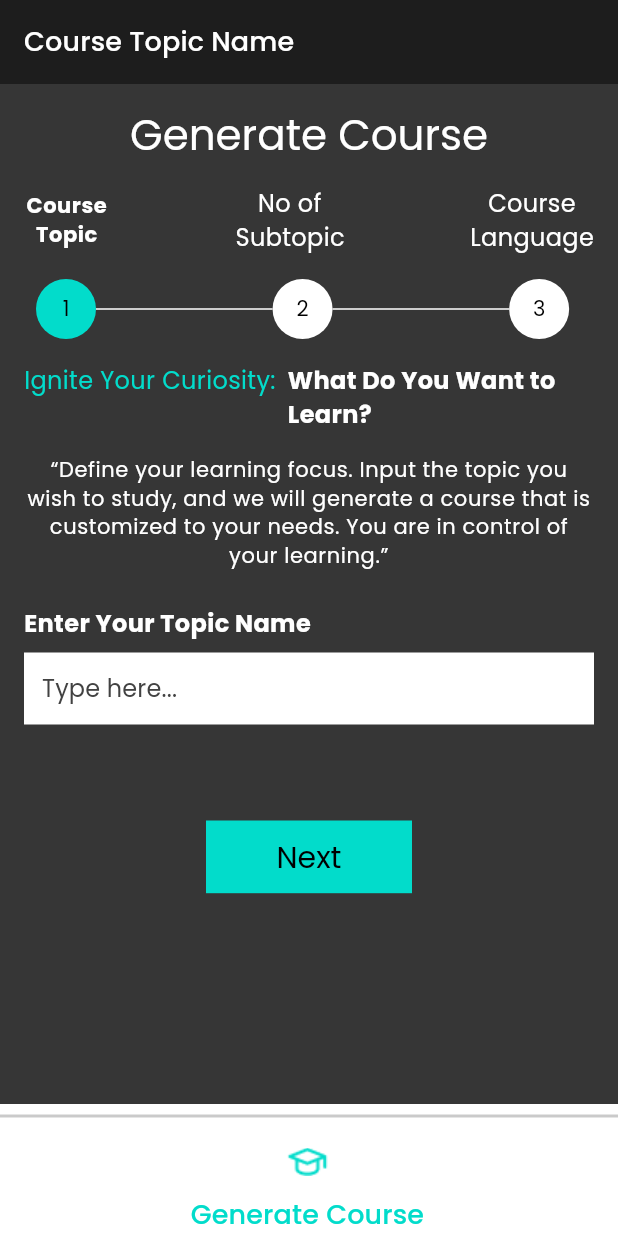
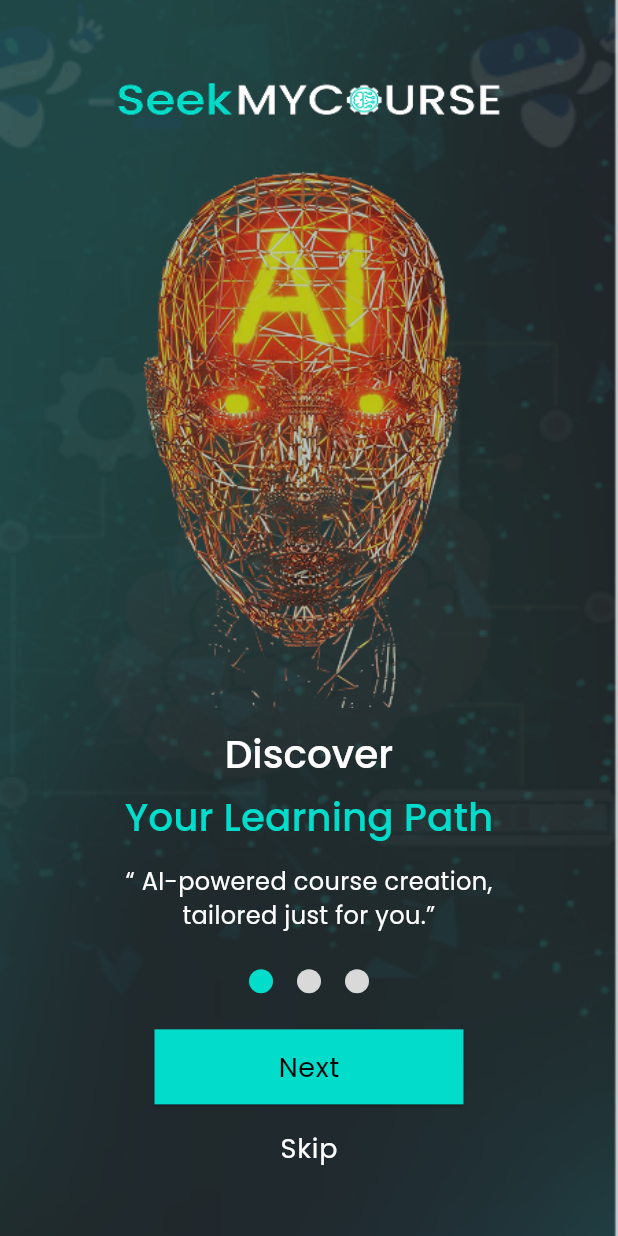
Before and after one commit to gopalkking/SeekMyCourse, a Flutter app: the screen it shows after launch, on a phone screen of 412 x 824 dp. Run offline on Flutter 3.47's test engine with Material 3 defaults, Android fonts, the phone set to English and light mode, and no system bars; drawn by our look-alikes of smooth_page_indicator; our stand-ins replace get, google_fonts.

Commit message:
i create splash and onboarding screen

```diff
--- a/lib/main.dart
+++ b/lib/main.dart
@@ -1,10 +1,18 @@
 import 'package:flutter/material.dart';
+import 'package:flutter/services.dart';
 import 'package:get/get.dart';
 import 'package:seek_my_course/src/View/Routes/routes_page.dart';
-import 'package:seek_my_course/src/View/Screens/navigator_screen.dart';
+import 'package:seek_my_course/src/View/Screens/Onboard/splash_screen.dart';
 import 'package:seek_my_course/src/View/Utilies/theme.dart';
 
 void main() {
+
+  SystemChrome.setPreferredOrientations([
+    DeviceOrientation.portraitDown,DeviceOrientation.portraitUp
+  ]);
+  SystemChrome.setSystemUIOverlayStyle(
+    const SystemUiOverlayStyle(statusBarColor:Colors.transparent)
+  );
   runApp(const MyApp());
 }
 
@@ -20,7 +28,7 @@ class MyApp extends StatelessWidget {
       theme:AppTheme.lightTheme,
       getPages: AppRoutes.appRoutes(),
       defaultTransition: Transition.leftToRightWithFade,
-      home: NavigatorScreen(index: 1),
+      home: SplashScreen(),
     );
   }
 }
--- a/lib/src/View/Routes/route_name.dart
+++ b/lib/src/View/Routes/route_name.dart
@@ -1,5 +1,9 @@
 class Appnames {
   static const String rooScreen = '/';
+  static const String splashScreen = '/splashScreen';
+  static const String onboardScreen = '/onboardScreen';
+  static const String loginScreen = '/loginScreen';
+  static const String registerScreen = '/registerScreen';
   static const String home = '/home';
   static const String generateCourseNoOfSubtopic = '/generateCourseNoOfSubtopic';
   static const String generateCourseChooseLanguage = '/generateCourseChooseLanguage';
--- a/lib/src/View/Routes/routes_page.dart
+++ b/lib/src/View/Routes/routes_page.dart
@@ -2,11 +2,27 @@ import 'package:get/get.dart';
 import 'package:seek_my_course/src/View/Routes/route_name.dart';
 import 'package:seek_my_course/src/View/Screens/Generate%20Course/generate_course_choose_language.dart';
 import 'package:seek_my_course/src/View/Screens/Generate%20Course/generate_course_no_of_subtopic.dart';
+import 'package:seek_my_course/src/View/Screens/Onboard/login_screen.dart';
+import 'package:seek_my_course/src/View/Screens/Onboard/onboarding_screen.dart';
+import 'package:seek_my_course/src/View/Screens/Onboard/splash_screen.dart';
 import 'package:seek_my_course/src/View/Screens/home_screen.dart';
 
 
 class AppRoutes {
   static appRoutes() => [
+    GetPage(name: Appnames.splashScreen,
+    page: () =>const SplashScreen(),
+      transitionDuration: const Duration(milliseconds: 250),
+      transition: Transition.leftToRightWithFade),
+    GetPage(name: Appnames.onboardScreen,
+    page: () =>const OnboardingScreen(),
+      transitionDuration: const Duration(milliseconds: 250),
+      transition: Transition.leftToRightWithFade),
+    GetPage(
+      name: Appnames.loginScreen,
+      page: ()=> const LoginScreen(),
+      transitionDuration: Duration(milliseconds: 250),
+      transition: Transition.leftToRightWithFade),
     GetPage(
       name: Appnames.home,
       page: () =>const HomeScreen(),
--- /dev/null
+++ b/lib/src/View/Screens/Onboard/onboarding_screen.dart
@@ -0,0 +1,42 @@
+import 'package:flutter/material.dart';
+import 'package:get/get.dart';
+import 'package:seek_my_course/src/View/Routes/route_name.dart';
+import 'package:seek_my_course/src/View/Utilies/images.dart';
+import 'package:seek_my_course/src/View/Utilies/sizedbox_widget.dart';
+import 'package:seek_my_course/src/View/Widget/onboarding_widget.dart';
+
+class OnboardingScreen extends StatefulWidget {
+  const OnboardingScreen({super.key});
+
+  @override
+  State<OnboardingScreen> createState() => _OnboardingScreenState();
+}
+
+class _OnboardingScreenState extends State<OnboardingScreen> {
+    final PageController pageController = PageController();
+  @override
+  Widget build(BuildContext context) {
+    return Scaffold(
+      backgroundColor: Colors.transparent,
+      body: Container(
+        decoration: BoxDecoration(
+          image: DecorationImage(
+            image: AssetImage(AppImages.background),fit: BoxFit.fill),
+        ),
+        child: Expanded(
+          child: PageView(
+            controller: pageController,
+            children: [
+              OnboardingWidgets(image: AppImages.ai,text:'Discover',text1: 'Your Learning Path',text2: '“ AI-powered course creation,\ntailored just for you.”',pageController: pageController,onTap: (){
+                Get.toNamed(Appnames.loginScreen);
+              },onpressed: (){},),
+              OnboardingWidgets(image: AppImages.group,text: 'Create Courses',text1: 'Your Way',text2: '“ Choose from video, theory, or \nimage-based formats.”',pageController: pageController,onTap: (){},onpressed: (){},),
+              OnboardingWidgets(image: AppImages.robot,text: 'Your Personal',text1: 'AI Tutor',text2: '“ Ask questions, get answer, Anytime, anywhere.”',pageController: pageController,onTap: (){},onpressed: (){},),
+              24.vspace
+            ],
+          ),
+        ),
+      ),
+    );
+  }
+}
--- a/lib/src/View/Utilies/images.dart
+++ b/lib/src/View/Utilies/images.dart
@@ -4,6 +4,13 @@ class AppImages{
  static const String learning = 'assets/images/learning.png';
  static const String profile = 'assets/images/profile.png';
  static const String indiaFlag = 'assets/images/indiaFlag.png';
+ static const String splash = 'assets/images/splashscreen.png';
+ static const String background = 'assets/images/background.png';
+ static const String ai = 'assets/images/ai.png';
+ static const String logo = 'assets/images/logo.png';
+ static const String group = 'assets/images/group.png';
+ static const String robot = 'assets/images/robot.png';
+
 
 
 }
--- /dev/null
+++ b/lib/src/View/Widget/onboarding_widget.dart
@@ -0,0 +1,73 @@
+import 'package:flutter/material.dart';
+import 'package:seek_my_course/src/View/Utilies/images.dart';
+import 'package:seek_my_course/src/View/Utilies/sizedbox_widget.dart';
+import 'package:smooth_page_indicator/smooth_page_indicator.dart';
+
+class OnboardingWidgets extends StatelessWidget {
+  final String image;
+  final String text;
+  final String text1;
+  final String text2;
+  final PageController pageController;
+  final Function()? onTap;
+  final Function()? onpressed;
+  const OnboardingWidgets({super.key, required this.image, required this.text, required this.text1, required this.text2, required this.pageController, this.onTap, this.onpressed});
+
+  @override
+  Widget build(BuildContext context) {
+    ThemeData theme = Theme.of(context);
+    return Padding(
+      padding: const EdgeInsets.symmetric(vertical: 24,horizontal: 24),
+      child: SingleChildScrollView(
+        child: Column(
+          crossAxisAlignment: CrossAxisAlignment.center,
+          children: [
+            24.vspace,
+            Image.asset(AppImages.logo,fit: BoxFit.fill,
+            height: 36,width: MediaQuery.of(context).size.width/ 1.5,),
+            16.vspace,
+           Image.asset(image.toString(),fit: BoxFit.fill,),
+           16.vspace,
+           Text(text,style: Theme.of(context).textTheme.displayMedium),
+           12.vspace,
+          Text(text1,style: Theme.of(context).textTheme.displayMedium!.copyWith(
+            color: theme.splashColor
+          ),textAlign: TextAlign.center,
+          ),
+          16.vspace,
+           Text(text2,style: Theme.of(context).textTheme.bodyMedium,
+           textAlign: TextAlign.center,),
+           24.vspace,
+           SmoothPageIndicator(
+                        controller: pageController, count: 3,
+                        effect: const WormEffect(
+                          spacing: 16,
+                          dotColor: Color(0xffD9D9D9),
+                          activeDotColor: Color(0xff02DCCB)
+                        ),),
+          24.vspace,
+          SizedBox(
+            width: MediaQuery.of(context).size.width / 2,
+            height: 50,
+            child: ElevatedButton(
+              style: ElevatedButton.styleFrom(
+                backgroundColor: theme.splashColor,
+                shape: RoundedRectangleBorder(
+                  borderRadius: BorderRadius.circular(0)
+                )
+              ),
+              onPressed: onpressed,
+             child: Text('Next',style: Theme.of(context).textTheme.bodyLarge!.copyWith(
+              color: Colors.black,
+             ),)),
+          ),
+          16.vspace,
+          InkWell(
+            onTap: onTap,
+            child: Text('Skip',style: Theme.of(context).textTheme.bodyLarge,))
+          ],
+        ),
+      ),
+    );
+  }
+}
```
Also changed, not shown: lib/src/View/Screens/Onboard/login_screen.dart (added, +34 -0 lines), lib/src/View/Screens/Onboard/splash_screen.dart (added, +33 -0 lines), lib/src/View/Widget/custom_appbar.dart (added, +17 -0 lines), pubspec.yaml (+3 -25 lines), assets/images/ai.png (added), assets/images/background.png (added), assets/images/group.png (added), assets/images/logo.png (added), assets/images/robot.png (added), assets/images/splashscreen.png (added), pubspec.lock.
